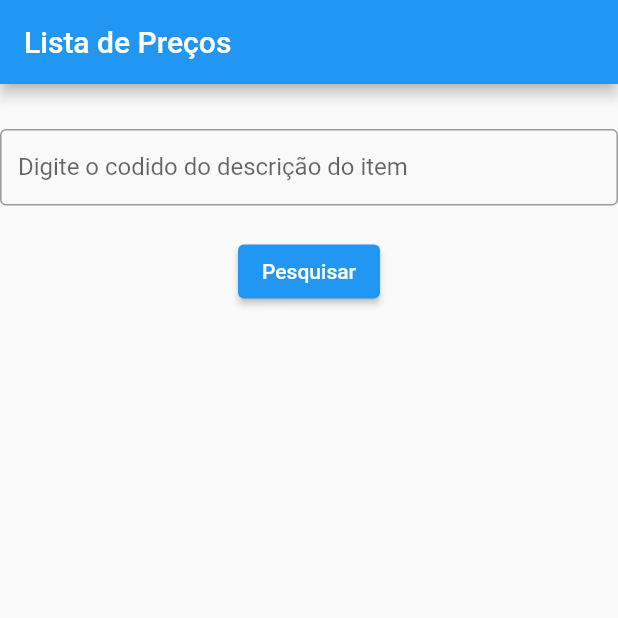
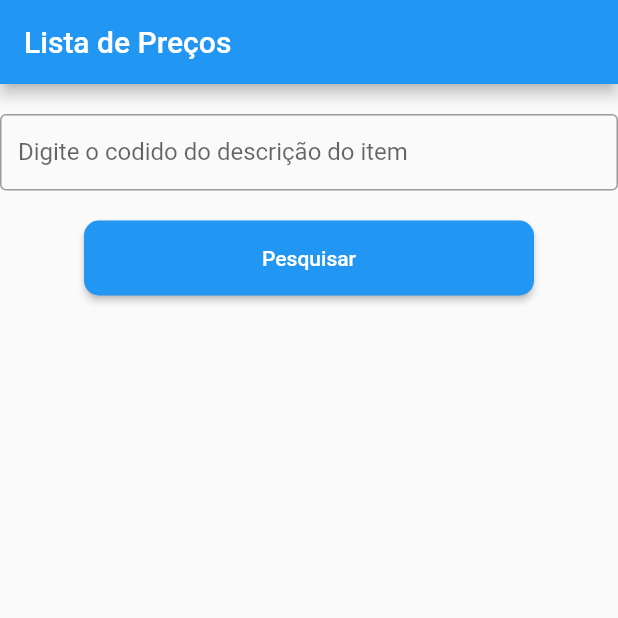
Before and after one commit to nilsonpjr/mercury_web-apk-Flutter, a Flutter app: the screen it shows after launch, on a phone screen of 412 x 824 dp, the top half of it. Run offline on Flutter 3.47's test engine with Material 2 defaults, Android fonts, the phone set to English and light mode, and no system bars; drawn by our look-alikes of rounded_loading_button.

Commit message:
ATUALÇCAO MANIFEST E MAIN

```diff
--- a/lib/main.dart
+++ b/lib/main.dart
@@ -2,6 +2,7 @@ import 'dart:convert';
 import 'package:flutter/material.dart';
 import 'package:mercury_web/Produto.dart';
 import 'api.dart';
+import 'package:rounded_loading_button/rounded_loading_button.dart';
 
 void main() => runApp(const MyApp());
 
@@ -31,12 +32,15 @@ class BuildListView extends StatefulWidget {
 class _BuildListViewState extends State<BuildListView> {
   var produtos = <Produto>[];
   String itempesquisa = '33395';
+  final RoundedLoadingButtonController _btnController2 =
+      RoundedLoadingButtonController();
 
   _getUsers(String itempresquisa) {
     API.getPreco(itempresquisa).then((response) {
       setState(() {
         Iterable lista = json.decode(response.body);
         produtos = lista.map((model) => Produto.fromJson(model)).toList();
+        _btnController2.stop();
       });
     });
   }
@@ -52,8 +56,9 @@ class _BuildListViewState extends State<BuildListView> {
         ),
         body: Column(
           children: <Widget>[
-            SizedBox(height: 30),
-            TextField(
+            const SizedBox(height: 20),
+            Flexible(
+                child: TextField(
                     onChanged: (String text) {
                       itempesquisa = text;
                       FontWeight.bold;
@@ -63,19 +68,33 @@ class _BuildListViewState extends State<BuildListView> {
                         labelText: 'Digite o codido do descrição do item',
                         hintText: 'Digite aqui!',
                         isDense: true)),
-            SizedBox(height: 20),
-            ElevatedButton(
-                child: const Text('Pesquisar'),
+                flex: 1),
+            const SizedBox(height: 20),
+            Flexible(
+                child: RoundedLoadingButton(
+                  color: Colors.blue,
+                  successColor: Colors.blue,
                   onPressed: () {
                     _getUsers(itempesquisa);
-                }),
+                  },
+                  valueColor: Colors.black,
+                  borderRadius: 10,
+                  controller: _btnController2,
+                  child: const Text('Pesquisar',
+                      style: TextStyle(color: Colors.white)),
+                ),
+                flex: 1),
             SizedBox(height: 20),
-            Container(
-                height: 450,
+            Flexible(
                 child: ListView.builder(
                     itemCount: produtos.length,
                     itemBuilder: (BuildContext context, int index) {
-                      return ListTile(
+                      return GestureDetector(
+                          onTap: () {
+                            _btnController2.start();
+                            _getUsers("rotor");
+                          },
+                          child: ListTile(
                             title: Text(
                               '----------------------------------------------\nCodigo =' +
                                   produtos[index].codigo +
@@ -85,12 +104,15 @@ class _BuildListViewState extends State<BuildListView> {
                                   fontSize: 20.0, color: Colors.black),
                             ),
                             subtitle: Text(
-                          'Valor Custo = ' + produtos[index].valorCusto + '\n',
+                              'Valor Custo = ' +
+                                  produtos[index].valorCusto +
+                                  '\n',
                               style: const TextStyle(
                                   fontSize: 20.0, color: Colors.black),
                             ),
-                      );
-                    }))
+                          ));
+                    }),
+                flex: 8),
           ],
         ));
   }
--- a/pubspec.yaml
+++ b/pubspec.yaml
@@ -30,6 +30,7 @@ dependencies:
   flutter:
     sdk: flutter
   http: ^0.13.4
+  rounded_loading_button: ^2.0.8
 
 
   # The following adds the Cupertino Icons font to your application.
```
Also changed, not shown: pubspec.lock, 1 other file. Lines whose indentation alone changed are shown as unchanged.
